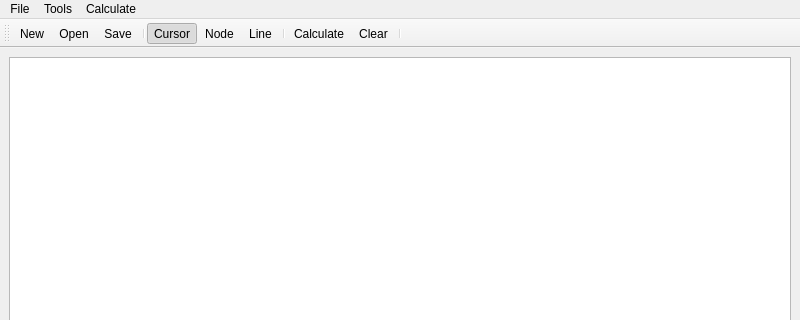
Old version of the form mainwindow.ui in the repository reignofwebber/faulttree; both pictures show x 0 to 800 and y 0 to 320 of the 800 by 600 pixel window.
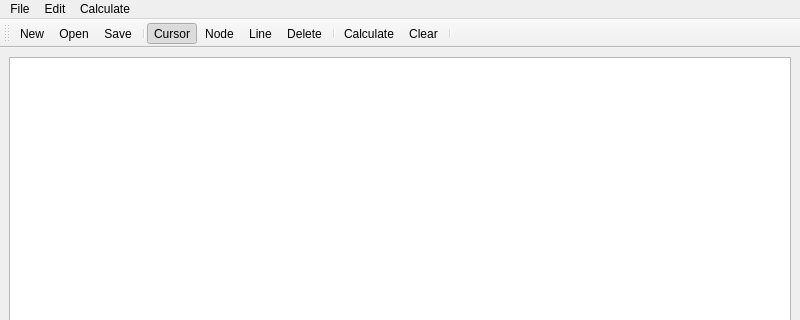
New version of the form. Icons and pictures are not drawn.

```diff
--- a/mainwindow.ui
+++ b/mainwindow.ui
@@ -40,7 +40,7 @@
    </widget>
    <widget class="QMenu" name="menuTools">
     <property name="title">
-     <string>Tools</string>
+     <string>Edit</string>
     </property>
     <addaction name="actionCursor"/>
     <addaction name="actionNode"/>
@@ -74,6 +74,7 @@
    <addaction name="actionCursor"/>
    <addaction name="actionNode"/>
    <addaction name="actionLine"/>
+   <addaction name="actionDelete"/>
    <addaction name="separator"/>
    <addaction name="actionCalculate"/>
    <addaction name="actionClear"/>
@@ -172,6 +173,18 @@
     <string>Open</string>
    </property>
   </action>
+  <action name="actionDelete">
+   <property name="icon">
+    <iconset resource="rec.qrc">
+     <normaloff>:/images/delete.png</normaloff>:/images/delete.png</iconset>
+   </property>
+   <property name="text">
+    <string>Delete</string>
+   </property>
+   <property name="shortcut">
+    <string>Del</string>
+   </property>
+  </action>
  </widget>
  <resources>
   <include location="rec.qrc"/>
```
Left out of the diff: 1 changed line with no effect on the pictures.
